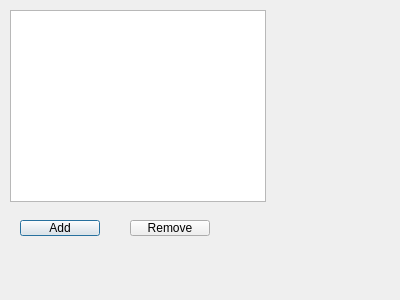
The window that cybersecurity/adminwindow.ui (mitchdotdev/cyberSecurity) describes before a commit, drawn with Qt 5.
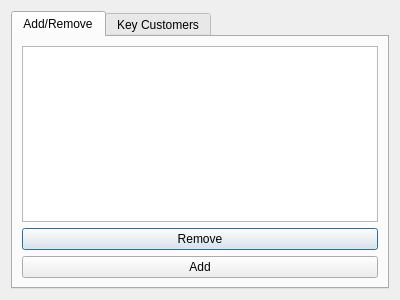
The same window after the commit. The open tabs and pages were chosen to show the change.

```diff
--- a/cybersecurity/adminwindow.ui
+++ b/cybersecurity/adminwindow.ui
@@ -13,42 +13,49 @@
   <property name="windowTitle">
    <string>Dialog</string>
   </property>
-  <widget class="QPushButton" name="addCustomer">
-   <property name="geometry">
-    <rect>
-     <x>20</x>
-     <y>220</y>
-     <width>80</width>
-     <height>16</height>
-    </rect>
-   </property>
-   <property name="text">
-    <string>Add</string>
-   </property>
-  </widget>
+  <layout class="QVBoxLayout" name="verticalLayout">
+   <item>
+    <widget class="QTabWidget" name="addremoveTab">
+     <property name="currentIndex">
+      <number>1</number>
+     </property>
+     <widget class="QWidget" name="tab_1">
+      <attribute name="title">
+       <string>Add/Remove</string>
+      </attribute>
+      <layout class="QVBoxLayout" name="verticalLayout_2">
+       <item>
+        <widget class="QTableView" name="customerTable"/>
+       </item>
+       <item>
   <widget class="QPushButton" name="removeCustomer">
-   <property name="geometry">
-    <rect>
-     <x>130</x>
-     <y>220</y>
-     <width>80</width>
-     <height>16</height>
-    </rect>
-   </property>
    <property name="text">
     <string>Remove</string>
    </property>
   </widget>
-  <widget class="QTableView" name="customerTable">
-   <property name="geometry">
-    <rect>
-     <x>10</x>
-     <y>10</y>
-     <width>256</width>
-     <height>192</height>
-    </rect>
-   </property>
-  </widget>
+       </item>
+       <item>
+        <widget class="QPushButton" name="addCustomer">
+         <property name="text">
+          <string>Add</string>
+         </property>
+        </widget>
+       </item>
+      </layout>
+     </widget>
+     <widget class="QWidget" name="tab_2">
+      <attribute name="title">
+       <string>Key Customers</string>
+      </attribute>
+      <layout class="QVBoxLayout" name="verticalLayout_3">
+       <item>
+        <widget class="QTableView" name="keyTable"/>
+       </item>
+      </layout>
+     </widget>
+    </widget>
+   </item>
+  </layout>
  </widget>
  <resources/>
  <connections/>
```
Lines whose indentation alone changed are shown as unchanged.
